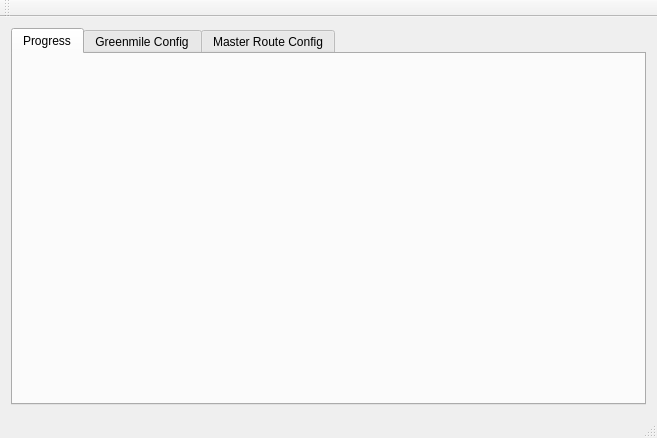
First picture: the form in mainwindow.ui, repository ademarest/GreenmileBridge, before the edit.
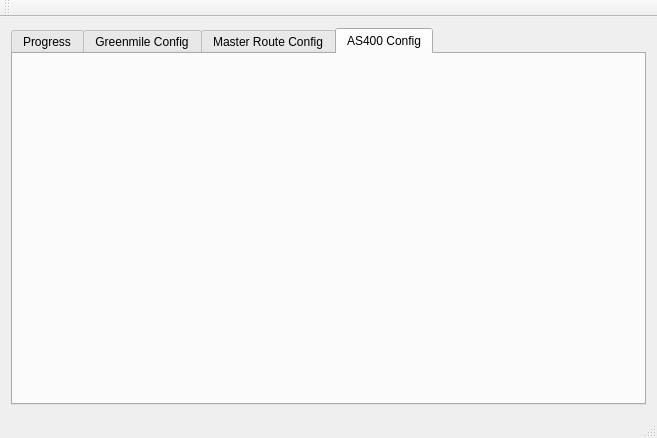
Second picture: the form after the edit. The open tabs and pages were chosen to show the change.

What changed in the file:
```diff
--- a/mainwindow.ui
+++ b/mainwindow.ui
@@ -50,6 +50,16 @@
         </item>
        </layout>
       </widget>
+      <widget class="QWidget" name="tab">
+       <attribute name="title">
+        <string>AS400 Config</string>
+       </attribute>
+       <layout class="QGridLayout" name="gridLayout_6">
+        <item row="0" column="0">
+         <layout class="QGridLayout" name="as400ConfigGrid"/>
+        </item>
+       </layout>
+      </widget>
      </widget>
     </item>
    </layout>
```
Left out of the diff: 2 changed lines with no effect on the pictures.
